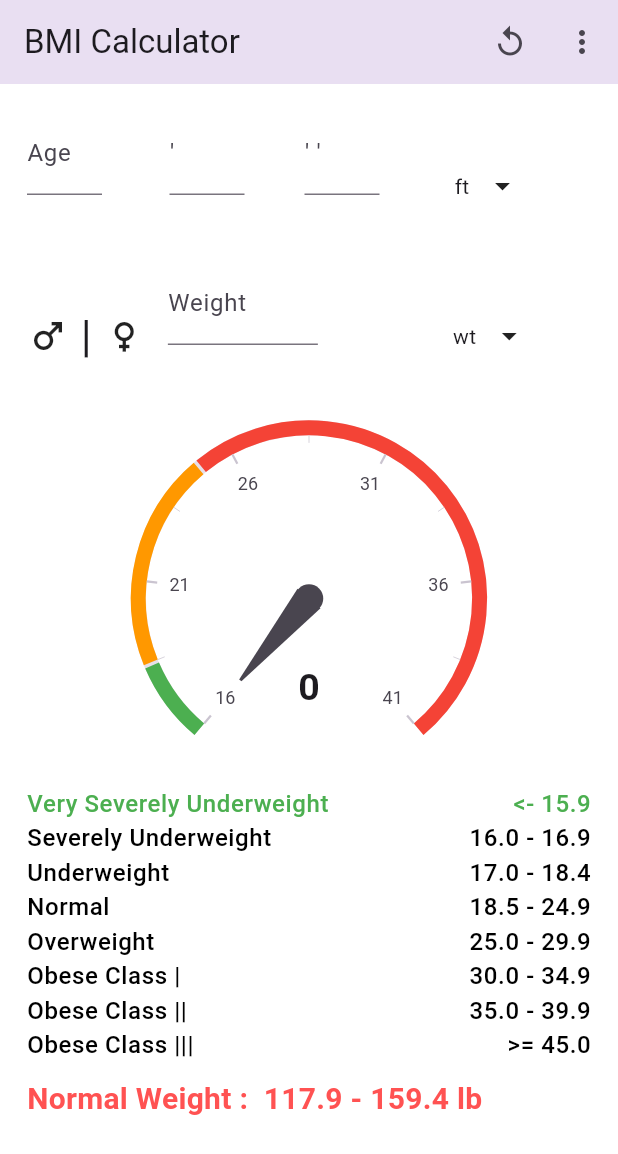
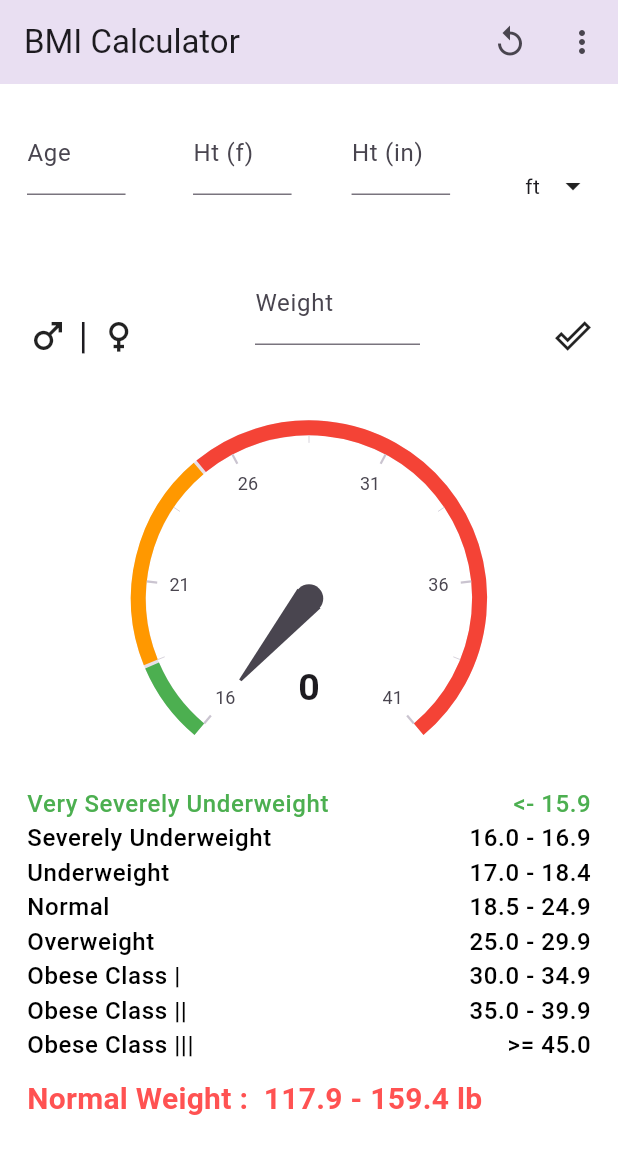
Before and after one commit to HasanJuned/testing2, a Flutter app: the screen it shows after launch, after a tap on the "arrow drop down" icon, on a phone screen of 412 x 824 dp. Shown: the top 1154 px of the screen. Run offline on Flutter 3.47's test engine with Material 3 defaults, Android fonts, the phone set to English and light mode, and no system bars; drawn by our look-alikes of syncfusion_flutter_gauges; our stand-ins replace device_preview, flutter_screenutil, get.

Commit message:
BMI Calculator

```diff
--- a/lib/bmi_calculator.dart
+++ b/lib/bmi_calculator.dart
@@ -11,7 +11,6 @@ class BmiCalculator extends StatefulWidget {
 }
 
 class _BmiCalculatorState extends State<BmiCalculator> {
-
   TextEditingController ageController = TextEditingController();
   TextEditingController feetController = TextEditingController();
   TextEditingController inchController = TextEditingController();
@@ -31,8 +30,14 @@ class _BmiCalculatorState extends State<BmiCalculator> {
         title: const Text('BMI Calculator'),
         elevation: 200,
         actions: [
-          IconButton(onPressed: () {}, icon: const Icon(Icons.replay_outlined)),
-          IconButton(onPressed: () {}, icon: const Icon(Icons.more_vert_rounded)),
+          IconButton(
+            onPressed: () {
+              dispose();
+            },
+            icon: const Icon(Icons.replay_outlined),
+          ),
+          IconButton(
+              onPressed: () {}, icon: const Icon(Icons.more_vert_rounded)),
         ],
       ),
       body: SingleChildScrollView(
@@ -43,8 +48,17 @@ class _BmiCalculatorState extends State<BmiCalculator> {
             children: [
               inputArea(),
               bmiChart(ans),
-              const SizedBox(height: 10,),
-              const Text('Normal Weight :  117.9 - 159.4 lb', style: TextStyle(fontWeight: FontWeight.w600, fontSize: 20, letterSpacing: 0.2, color: Colors.redAccent),)
+              const SizedBox(
+                height: 10,
+              ),
+              const Text(
+                'Normal Weight :  117.9 - 159.4 lb',
+                style: TextStyle(
+                    fontWeight: FontWeight.w600,
+                    fontSize: 20,
+                    letterSpacing: 0.2,
+                    color: Colors.redAccent),
+              )
             ],
           ),
         ),
@@ -58,15 +72,23 @@ class _BmiCalculatorState extends State<BmiCalculator> {
         Row(
           mainAxisAlignment: MainAxisAlignment.start,
           children: [
-            InputDetails(ageController: ageController, labelText: 'Age',),
+            Expanded(
+                child: InputDetails(
+              ageController: ageController,
+              labelText: 'Age',
+            )),
             const SizedBox(
               width: 45,
             ),
-            InputDetails(ageController: feetController, labelText: "'"),
+            Expanded(
+                child: InputDetails(
+                    ageController: feetController, labelText: "Ht (f)")),
             const SizedBox(
               width: 40,
             ),
-            InputDetails(ageController: inchController, labelText: "' '"),
+            Expanded(
+                child: InputDetails(
+                    ageController: inchController, labelText: "Ht (in)")),
             const SizedBox(
               width: 50,
             ),
@@ -74,13 +96,15 @@ class _BmiCalculatorState extends State<BmiCalculator> {
             const SizedBox(
               width: 10,
             ),
-            InkWell(onTap: () {}, child: const Icon(Icons.arrow_drop_down_outlined))
+            InkWell(
+                onTap: () {}, child: const Icon(Icons.arrow_drop_down_outlined))
           ],
         ),
         Row(
           mainAxisAlignment: MainAxisAlignment.start,
           children: [
-            Row(
+            Expanded(
+              child: Row(
                 children: [
                   SizedBox(
                     height: 100,
@@ -90,10 +114,18 @@ class _BmiCalculatorState extends State<BmiCalculator> {
                         changeFemaleGenderColor = false;
                         setState(() {});
                       },
-                    child: Icon(Icons.male, color: changeMaleGenderColor == true ? Colors.green : null, size: 28,),
+                      child: Icon(
+                        Icons.male,
+                        color:
+                            changeMaleGenderColor == true ? Colors.green : null,
+                        size: 28,
                       ),
                     ),
-                const Text(' | ', style: TextStyle(fontSize: 30),),
+                  ),
+                  const Text(
+                    ' | ',
+                    style: TextStyle(fontSize: 25),
+                  ),
                   SizedBox(
                     height: 100,
                     child: InkWell(
@@ -102,21 +134,22 @@ class _BmiCalculatorState extends State<BmiCalculator> {
                         changeMaleGenderColor = false;
                         setState(() {});
                       },
-                    child: Icon(
-                      Icons.female,
-                      color: changeFemaleGenderColor == true ? Colors.green : null,
-                        size: 28
-                    ),
+                      child: Icon(Icons.female,
+                          color: changeFemaleGenderColor == true
+                              ? Colors.green
+                              : null,
+                          size: 28),
                     ),
                   ),
                 ],
+              ),
             ),
             const SizedBox(
               width: 15,
             ),
             SizedBox(
               height: 100,
-              width: 100,
+              width: 110,
               child: TextFormField(
                 controller: weightController,
                 decoration: const InputDecoration(
@@ -127,15 +160,12 @@ class _BmiCalculatorState extends State<BmiCalculator> {
             const SizedBox(
               width: 90,
             ),
-            const Text('wt'),
-            const SizedBox(
-              width: 10,
-            ),
+            // const Text('wt  '),
             InkWell(
               onTap: () {
                 bmiCalculation();
               },
-              child: const Icon(Icons.arrow_drop_down_outlined),
+              child: const Icon(Icons.done_outline_sharp),
             )
           ],
         ),
@@ -145,17 +175,12 @@ class _BmiCalculatorState extends State<BmiCalculator> {
   }
 
   void bmiCalculation() {
-    double? wt =
-        double.tryParse(weightController.text) ?? 0;
-    double? ft =
-        double.tryParse(feetController.text) ?? 0;
-    double? inch =
-        double.tryParse(inchController.text) ?? 0;
+    double? wt = double.tryParse(weightController.text) ?? 0;
+    double? ft = double.tryParse(feetController.text) ?? 0;
+    double? inch = double.tryParse(inchController.text) ?? 0;
 
     double? meter = (ft * 12 + inch) * 0.0254;
-    double? meter2 = (ft * 12 + inch) * 703;
     ans = wt / (meter * meter);
-    //lb = wt / (meter2 * meter2);
     setState(() {});
   }
 
@@ -167,8 +192,4 @@ class _BmiCalculatorState extends State<BmiCalculator> {
     inchController.clear();
     weightController.clear();
   }
-
-
-
-
 }
--- a/lib/main.dart
+++ b/lib/main.dart
@@ -1,19 +1,40 @@
+import 'package:device_preview/device_preview.dart';
 import 'package:flutter/material.dart';
 import 'package:get/get.dart';
 import 'bmi_calculator.dart';
+import 'package:flutter_screenutil/flutter_screenutil.dart';
 
 void main() {
-  runApp(const MyApp());
+  runApp(
+    DevicePreview(
+      enabled: false,
+      builder: (context) => const MyApp(),
+    ),
+  );
 }
 
-class MyApp extends StatelessWidget {
+class MyApp extends StatefulWidget {
+
   const MyApp({super.key});
+  static GlobalKey<NavigatorState> globalKey = GlobalKey<NavigatorState>();
 
   @override
+  State<MyApp> createState() => _MyAppState();
+}
+
+class _MyAppState extends State<MyApp> {
+  @override
   Widget build(BuildContext context) {
-    return const GetMaterialApp(
-      debugShowCheckedModeBanner: false,
-      home: BmiCalculator(),
+    return ScreenUtilInit(
+      designSize: const Size(100, 1000),
+      builder: (context, child) => GetMaterialApp(
+        useInheritedMediaQuery: true,
+        locale: DevicePreview.locale(context),
+        builder: DevicePreview.appBuilder,
+        debugShowCheckedModeBanner: false,
+        navigatorKey: MyApp.globalKey,
+        home: const BmiCalculator(),
+      ),
     );
   }
 }
```
Also changed, not shown: pubspec.yaml (+2 -11 lines), pubspec.lock. Lines whose indentation alone changed are shown as unchanged.
